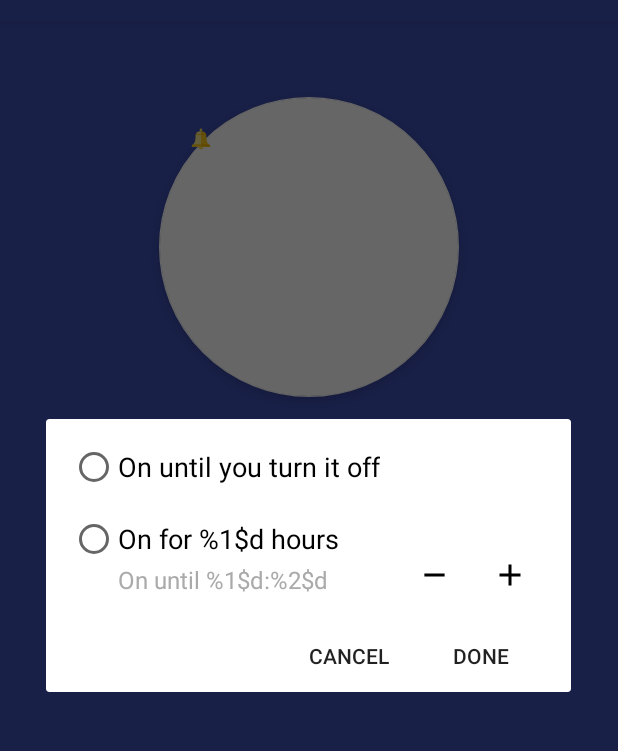
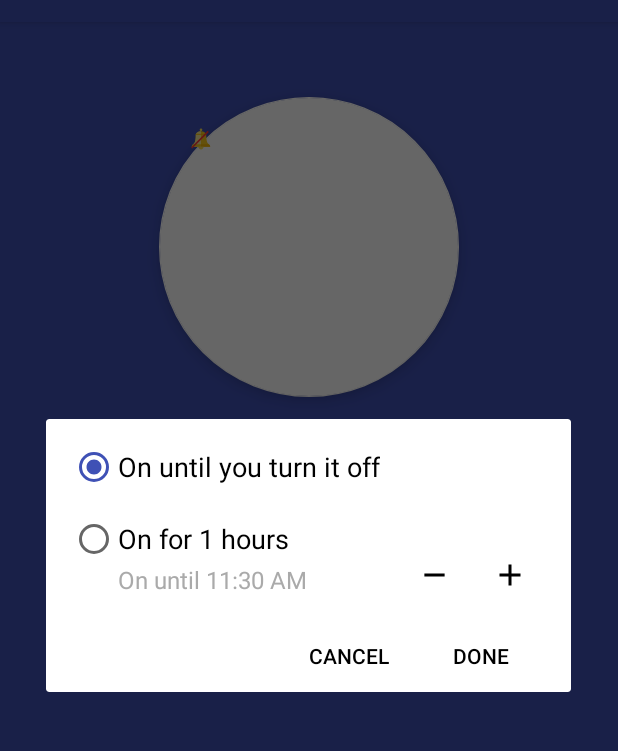
Before and after one commit to aswinputra/SmartNotification, an Android app: the screen it shows after launch (MainActivity), after a tap on an icon or button, on a phone screen of 412 x 824 dp, the part 62-813 px from its top. Run offline under Robolectric (Android 15) with nearby library versions, the light colour scheme and no system bars.

Commit message:
A fair amount of work is done in this commit: 1. Successfully implemented a Service class that runs Countdown Timer and sent result to the Activity 2. Make a class for Dialog to handle action happens on the dialog 3. Add a Constant class to store all static values 4. Add a Utility class to store all methods that might be used across different classes

```diff
--- a/app/src/main/AndroidManifest.xml
+++ b/app/src/main/AndroidManifest.xml
@@ -19,6 +19,8 @@
                 <category android:name="android.intent.category.LAUNCHER" />
             </intent-filter>
         </activity>
+
+        <service android:name=".SmartNotiService"/>
     </application>
 
 </manifest>
--- a/app/src/main/java/com/kasmartnotification/smartnotification/MainActivity.java
+++ b/app/src/main/java/com/kasmartnotification/smartnotification/MainActivity.java
@@ -1,34 +1,43 @@
 package com.kasmartnotification.smartnotification;
 
 import android.app.Dialog;
+import android.content.BroadcastReceiver;
+import android.content.Context;
+import android.content.Intent;
+import android.content.IntentFilter;
 import android.os.Bundle;
 import android.support.design.widget.FloatingActionButton;
 import android.support.design.widget.Snackbar;
+import android.support.v4.content.LocalBroadcastManager;
 import android.support.v7.app.AppCompatActivity;
 import android.support.v7.app.AppCompatDialog;
 import android.support.v7.widget.Toolbar;
 import android.view.View;
 import android.view.Menu;
 import android.view.MenuItem;
+import android.widget.Button;
+import android.widget.ImageButton;
+import android.widget.TextView;
 
-public class MainActivity extends AppCompatActivity {
+public class MainActivity extends AppCompatActivity implements View.OnClickListener{
 
     private FloatingActionButton smartNotiFab;
+    private BroadcastReceiver broadcastReceiver;
+    private TextView timerTv;
 
     @Override
     protected void onCreate(Bundle savedInstanceState) {
         super.onCreate(savedInstanceState);
         setContentView(R.layout.activity_main);
-        Toolbar toolbar = (Toolbar) findViewById(R.id.activity_main_toolbar);
+        Toolbar toolbar = findViewById(R.id.activity_main_toolbar);
         setSupportActionBar(toolbar);
 
         smartNotiFab = findViewById(R.id.activity_main_fab_smartnotification);
-        smartNotiFab.setOnClickListener(new View.OnClickListener(){
-            @Override
-            public void onClick(View view) {
-                showDialog();
-            }
-        });
+        timerTv = findViewById(R.id.activity_main_focus_period_timer);
+
+        smartNotiFab.setOnClickListener(this);
+
+        setUpBroadcastReceiver();
     }
 
     @Override
@@ -54,9 +63,43 @@ public class MainActivity extends AppCompatActivity {
     }
 
     public void showDialog(){
-        AppCompatDialog dialog = new AppCompatDialog(this);
+        SmartNotiDialog dialog = new SmartNotiDialog(this);
         dialog.setContentView(R.layout.smart_notification_dialog);
         dialog.show();
     }
 
+    public void setUpBroadcastReceiver(){
+        broadcastReceiver = new BroadcastReceiver() {
+            @Override
+            public void onReceive(Context context, Intent intent) {
+                String time = intent.getStringExtra(Constant.REMAINING_TIME);
+                timerTv.setText(time);
+            }
+        };
+    }
+
+    @Override
+    protected void onStart() {
+        super.onStart();
+        LocalBroadcastManager.getInstance(this).registerReceiver((broadcastReceiver),
+                new IntentFilter(Constant.UPDATE_TIME)
+        );
+    }
+
+    @Override
+    protected void onStop() {
+        LocalBroadcastManager.getInstance(this).unregisterReceiver(broadcastReceiver);
+        super.onStop();
+    }
+
+
+    @Override
+    public void onClick(View view) {
+        switch (view.getId()) {
+            case R.id.activity_main_fab_smartnotification: {
+                showDialog();
+            }break;
+        }
+
+    }
 }
--- /dev/null
+++ b/app/src/main/java/com/kasmartnotification/smartnotification/SmartNotiDialog.java
@@ -0,0 +1,130 @@
+package com.kasmartnotification.smartnotification;
+
+import android.app.Dialog;
+import android.content.Context;
+import android.content.Intent;
+import android.content.res.Resources;
+import android.support.annotation.NonNull;
+import android.support.v7.app.AppCompatDialog;
+import android.view.View;
+import android.widget.Button;
+import android.widget.ImageButton;
+import android.widget.RadioButton;
+import android.widget.RadioGroup;
+import android.widget.TextView;
+
+import org.w3c.dom.Text;
+
+import java.util.Calendar;
+import java.util.Date;
+
+/**
+ * Created by kiman on 27/8/17.
+ */
+
+public class SmartNotiDialog extends AppCompatDialog implements View.OnClickListener {
+
+    private Button cancelBtn;
+    private Button doneBtn;
+    private ImageButton increaseBtn;
+    private ImageButton decreaseBtn;
+    private RadioGroup radioGroup;
+    private RadioButton onUntilOffRadio;
+    private RadioButton onForNhourRadio;
+    private TextView onUntiFeedbackTv;
+    private Context context;
+    private static int smartNotiHour = 1;
+
+    public SmartNotiDialog(Context context) {
+        super(context);
+        this.context = context;
+    }
+
+
+    @Override
+    public void setContentView(int layoutResID) {
+        super.setContentView(layoutResID);
+
+        cancelBtn = findViewById(R.id.dialog_smart_noti_cancel_btn);
+        doneBtn = findViewById(R.id.dialog_smart_noti_done_btn);
+        increaseBtn = findViewById(R.id.dialog_smart_noti_increase_hour_btn);
+        decreaseBtn = findViewById(R.id.dialog_smart_noti_decrease_hour_btn);
+        radioGroup = findViewById(R.id.dialog_smart_noti_radiogroup);
+        onUntilOffRadio = findViewById(R.id.dialog_smart_noti_on_until_off_radio);
+        onForNhourRadio = findViewById(R.id.dialog_smart_noti_on_for_radio);
+        onUntiFeedbackTv = findViewById(R.id.dialog_smart_noti_on_until_feedback_tv);
+
+        cancelBtn.setOnClickListener(this);
+        doneBtn.setOnClickListener(this);
+        increaseBtn.setOnClickListener(this);
+        decreaseBtn.setOnClickListener(this);
+
+        onUntilOffRadio.setChecked(true); //set default
+        setTimeAndHint(smartNotiHour);
+    }
+
+    @Override
+    public void onClick(View view) {
+        switch (view.getId()) {
+            case R.id.dialog_smart_noti_cancel_btn: {
+                dismiss();
+            }
+            break;
+            case R.id.dialog_smart_noti_increase_hour_btn: {
+                onForNhourRadio.setChecked(true);
+                onUntilOffRadio.setChecked(false);
+                increaseHour(true);
+            }
+            break;
+            case R.id.dialog_smart_noti_decrease_hour_btn: {
+                onForNhourRadio.setChecked(true);
+                onUntilOffRadio.setChecked(false);
+                increaseHour(false);
+            }
+            break;
+            case R.id.dialog_smart_noti_done_btn: {
+                context.startService(new Intent(context, SmartNotiService.class));
+                dismiss();
+            }
+            break;
+        }
+    }
+
+    private void increaseHour(boolean increase) {
+        Resources res = context.getResources();
+        if(increase) {
+            smartNotiHour++;
+        }else{
+            smartNotiHour--;
+        }
+        if(smartNotiHour > 1 && smartNotiHour < 24) {
+            decreaseBtn.setEnabled(true);
+            increaseBtn.setEnabled(true);
+        }else if(smartNotiHour <= 1){
+            decreaseBtn.setEnabled(false);
+        }else if(smartNotiHour >= 24){
+            increaseBtn.setEnabled(false);
+        }
+
+        setTimeAndHint(smartNotiHour);
+
+    }
+
+    private void setTimeAndHint(int nHour){
+        Resources res = context.getResources();
+
+        int hour = Utility.getCurrentHour(smartNotiHour);
+        String amPM = "";
+        if(hour < 12){
+            amPM = "AM";
+        }else{
+            hour = hour -12;
+            amPM = "PM";
+        }
+
+        String onForNHours = String.format(res.getString(R.string.on_for_n_hours), nHour);
+        String onUntilFeedback = String.format(res.getString(R.string.on_until_when), hour, Utility.getCurrentMinute(), amPM);
+        onForNhourRadio.setText(onForNHours);
+        onUntiFeedbackTv.setText(onUntilFeedback);
+    }
+}
--- /dev/null
+++ b/app/src/main/java/com/kasmartnotification/smartnotification/Utility.java
@@ -0,0 +1,33 @@
+package com.kasmartnotification.smartnotification;
+
+import java.util.Calendar;
+import java.util.Date;
+import java.util.Locale;
+import java.util.concurrent.TimeUnit;
+
+/**
+ * Created by kiman on 27/8/17.
+ */
+
+public class Utility {
+
+    public static long roundSecond(long millis, long precisionTH){
+        return TimeUnit.MILLISECONDS.toSeconds(millis);
+    }
+
+    public static String roundedSecondStr(long millis, long precisionTH){
+        return String.valueOf(roundSecond(millis, precisionTH));
+    }
+
+    public static int getCurrentHour(int hourToAdd){
+        Calendar calendar = Calendar.getInstance();
+        calendar.add(Calendar.HOUR_OF_DAY, hourToAdd);
+        return calendar.get(Calendar.HOUR_OF_DAY);
+    }
+
+    public static String getCurrentMinute(){
+        Calendar calendar = Calendar.getInstance();
+        return String.format(Locale.UK, "%02d", calendar.get(Calendar.MINUTE));
+    }
+
+}
--- /dev/null
+++ b/app/src/main/res/color/text_color_selector.xml
@@ -0,0 +1,6 @@
+<?xml version="1.0" encoding="utf-8"?>
+<selector xmlns:android="http://schemas.android.com/apk/res/android">
+    <!-- disabled state -->
+    <item android:color="@android:color/darker_gray" android:state_enabled="false" />
+    <item android:color="@android:color/black" />
+</selector>
--- /dev/null
+++ b/app/src/main/res/drawable/ic_no_noti.xml
@@ -0,0 +1,12 @@
+<vector android:height="24dp" android:viewportHeight="110.0"
+    android:viewportWidth="110.0" android:width="24dp" xmlns:android="http://schemas.android.com/apk/res/android">
+    <path android:fillColor="#FACB1B" android:pathData="M78.5,71c-3.4,-2.8 -7.5,-7.5 -7.5,-28c0,0 0,-1.8 -0.9,-4c-1.5,-3.5 -5.3,-8 -15.1,-8s-13.6,4.5 -15.1,8C39,41.2 39,43 39,43c0,20.5 -4.1,25.2 -7.5,28c-2.4,2 -4.5,3 -4.5,8h28h28C83,74 80.9,73 78.5,71z"/>
+    <path android:fillColor="#FBEC9A" android:pathData="M55,79H27c0,-5 2.1,-6 4.5,-8c3.4,-2.8 7.5,-7.5 7.5,-28c0,0 0,-1.8 0.9,-4c1.5,-3.5 5.3,-8 15.1,-8V79z"/>
+    <path android:fillColor="#FBE158" android:pathData="M55,27m-4,0a4,4 0,1 1,8 0a4,4 0,1 1,-8 0"/>
+    <path android:fillColor="#FACB1B" android:pathData="M39,42.7c0.1,-1 0.4,-2.4 0.9,-3.7H55v4H39C39,43 39,42.9 39,42.7z"/>
+    <path android:fillColor="#F3B607" android:pathData="M71,42.7c-0.1,-1 -0.4,-2.4 -0.9,-3.7H55v4h16C71,43 71,42.9 71,42.7z"/>
+    <path android:fillColor="#F3B607" android:pathData="M78.5,71H55v8h28C83,74 80.9,73 78.5,71z"/>
+    <path android:fillColor="#FACB1B" android:pathData="M31.5,71H55v8H27C27,74 29.1,73 31.5,71z"/>
+    <path android:fillColor="#FBE158" android:pathData="M55,87c4.4,0 8,-3.6 8,-8H47C47,83.4 50.6,87 55,87z"/>
+    <path android:fillColor="#FF3939" android:pathData="M75.31,30.05l3.61,3.61l-50.7,50.7l-3.61,-3.61z"/>
+</vector>
--- a/app/src/main/res/drawable/ic_notification_on.xml
+++ /dev/null
@@ -1,11 +0,0 @@
-<vector android:height="24dp" android:viewportHeight="110.0"
-    android:viewportWidth="110.0" android:width="24dp" xmlns:android="http://schemas.android.com/apk/res/android">
-    <path android:fillColor="#FACB1B" android:pathData="M78.5,71c-3.4,-2.8 -7.5,-7.55 -7.5,-28c0,0 0,-1.8 -0.93,-4c-1.46,-3.49 -5.26,-8 -15.07,-8s-13.61,4.51 -15.07,8C39,41.2 39,43 39,43c0,20.45 -4.1,25.2 -7.5,28c-2.43,2 -4.5,3.01 -4.5,8h28h28C83,74.01 80.93,73 78.5,71z"/>
-    <path android:fillColor="#FBEC9A" android:pathData="M55,79H27c0,-4.99 2.07,-6 4.5,-8c3.4,-2.8 7.5,-7.55 7.5,-28c0,0 0,-1.8 0.93,-4c1.46,-3.49 5.26,-8 15.07,-8V79z"/>
-    <path android:fillColor="#FBE158" android:pathData="M55,27m-4,0a4,4 0,1 1,8 0a4,4 0,1 1,-8 0"/>
-    <path android:fillColor="#FACB1B" android:pathData="M39.01,42.69c0.07,-1 0.36,-2.38 0.92,-3.68H55v4H39C39,43 39,42.89 39.01,42.69z"/>
-    <path android:fillColor="#F3B607" android:pathData="M70.99,42.69c-0.07,-1 -0.36,-2.38 -0.92,-3.68H55v4h16C71,43 71,42.89 70.99,42.69z"/>
-    <path android:fillColor="#F3B607" android:pathData="M78.5,71H55v8h28C83,74.01 80.93,73 78.5,71z"/>
-    <path android:fillColor="#FACB1B" android:pathData="M31.5,71H55v8H27C27,74.01 29.07,73 31.5,71z"/>
-    <path android:fillColor="#FBE158" android:pathData="M55,87c4.42,0 8,-3.58 8,-8H47C47,83.42 50.58,87 55,87z"/>
-</vector>
--- a/app/src/main/res/layout/content_main.xml
+++ b/app/src/main/res/layout/content_main.xml
@@ -20,5 +20,13 @@
         app:layout_constraintStart_toStartOf="parent"
         app:layout_constraintTop_toTopOf="parent"
         app:backgroundTint="@android:color/background_light"
-        android:src="@drawable/ic_notification_on"/>
+        android:src="@drawable/ic_no_noti"/>
+
+    <TextView
+        android:id="@+id/activity_main_focus_period_timer"
+        android:layout_width="wrap_content"
+        android:layout_height="wrap_content"
+        android:textColor="@android:color/background_light"
+        android:padding="12dp"/>
+
 </android.support.constraint.ConstraintLayout>
--- a/app/src/main/res/layout/smart_notification_dialog.xml
+++ b/app/src/main/res/layout/smart_notification_dialog.xml
@@ -13,51 +13,53 @@
         android:layout_height="wrap_content">
 
         <RadioButton
+            android:id="@+id/dialog_smart_noti_on_until_off_radio"
             style="@style/TextRadioButton"
             android:layout_width="wrap_content"
             android:layout_height="wrap_content"
             android:text="@string/on_until_you_turn_it_off"
-            android:theme="@style/MyRadioButton"/>
+            android:theme="@style/MyRadioButton" />
 
         <RadioButton
-            android:id="@+id/dialog_smart_noti_on_until_radiobut"
+            android:id="@+id/dialog_smart_noti_on_for_radio"
             style="@style/TextRadioButton"
             android:layout_width="wrap_content"
             android:layout_height="wrap_content"
             android:layout_marginTop="@dimen/activity_margin"
             android:text="@string/on_for_n_hours"
-            android:theme="@style/MyRadioButton"/>
+            android:theme="@style/MyRadioButton" />
     </RadioGroup>
 
     <TextView
-        android:id="@+id/dialog_smart_noti_hint"
+        android:id="@+id/dialog_smart_noti_on_until_feedback_tv"
         style="@style/TextHint"
         android:layout_width="wrap_content"
         android:layout_height="wrap_content"
         android:layout_below="@id/dialog_smart_noti_radiogroup"
         android:layout_marginStart="32dp"
-        android:text="@string/on_until_when"/>
+        android:text="@string/on_until_when" />
 
     <LinearLayout
-        android:layout_alignParentEnd="true"
         android:layout_width="wrap_content"
         android:layout_height="wrap_content"
-        android:orientation="horizontal"
+        android:layout_alignParentEnd="true"
+        android:layout_below="@id/dialog_smart_noti_radiogroup"
         android:layout_marginTop="-16dp"
-        android:layout_below="@id/dialog_smart_noti_radiogroup">
+        android:orientation="horizontal">
 
         <ImageButton
-
+            android:id="@+id/dialog_smart_noti_decrease_hour_btn"
+            style="@style/MyFlatButton"
             android:layout_width="50dp"
             android:layout_height="wrap_content"
-            android:src="@drawable/ic_minus_black_24dp"
-            style="@style/MyFlatButton"/>
+            android:src="@drawable/ic_minus_black_24dp" />
 
         <ImageButton
+            android:id="@+id/dialog_smart_noti_increase_hour_btn"
+            style="@style/MyFlatButton"
             android:layout_width="50dp"
             android:layout_height="wrap_content"
-            android:src="@drawable/ic_add_black_24dp"
-            style="@style/MyFlatButton"/>
+            android:src="@drawable/ic_add_black_24dp" />
 
     </LinearLayout>
 
@@ -65,18 +67,20 @@
         android:layout_width="wrap_content"
         android:layout_height="wrap_content"
         android:layout_alignParentEnd="true"
-        android:layout_below="@+id/dialog_smart_noti_hint"
+        android:layout_below="@+id/dialog_smart_noti_on_until_feedback_tv"
         android:layout_marginTop="@dimen/activity_margin"
         android:orientation="horizontal">
 
         <Button
-            style="@style/Widget.AppCompat.Button.Borderless"
+            android:id="@+id/dialog_smart_noti_cancel_btn"
+            style="@style/MyFlatButton"
             android:layout_width="wrap_content"
             android:layout_height="wrap_content"
             android:text="@string/cancel" />
 
         <Button
-            style="@style/Widget.AppCompat.Button.Borderless"
+            android:id="@+id/dialog_smart_noti_done_btn"
+            style="@style/MyFlatButton"
             android:layout_width="wrap_content"
             android:layout_height="wrap_content"
             android:text="@string/done" />
--- a/app/src/main/res/values/strings.xml
+++ b/app/src/main/res/values/strings.xml
@@ -4,7 +4,7 @@
 
     <string name="on_until_you_turn_it_off">On until you turn it off</string>
     <string name="on_for_n_hours">On for %1$d hours</string>
-    <string name="on_until_when">On until %1$d:%2$d </string>
+    <string name="on_until_when">On until %1$d:%2$s %3$s</string>
 
     <string name="cancel">Cancel</string>
     <string name="done">Done</string>
--- a/app/src/main/res/values/styles.xml
+++ b/app/src/main/res/values/styles.xml
@@ -35,5 +35,6 @@
 
     <style name="MyFlatButton" parent="Widget.AppCompat.Button.Borderless">
         <item name="colorControlHighlight">@android:color/darker_gray</item>
+        <item name="android:textColor">@color/text_color_selector</item>
     </style>
 </resources>
--- a/build.gradle
+++ b/build.gradle
@@ -7,7 +7,7 @@ buildscript {
         jcenter()
     }
     dependencies {
-        classpath 'com.android.tools.build:gradle:3.0.0-alpha8'
+        classpath 'com.android.tools.build:gradle:3.0.0-beta2'
 
 
         // NOTE: Do not place your application dependencies here; they belong
```
Also changed, not shown: app/src/main/java/com/kasmartnotification/smartnotification/Constant.java (added, +12 -0 lines), app/src/main/java/com/kasmartnotification/smartnotification/SmartNotiService.java (added, +72 -0 lines), app/src/main/res/drawable/ic_noti.xml (added, +30 -0 lines), gradle/wrapper/gradle-wrapper.properties.
